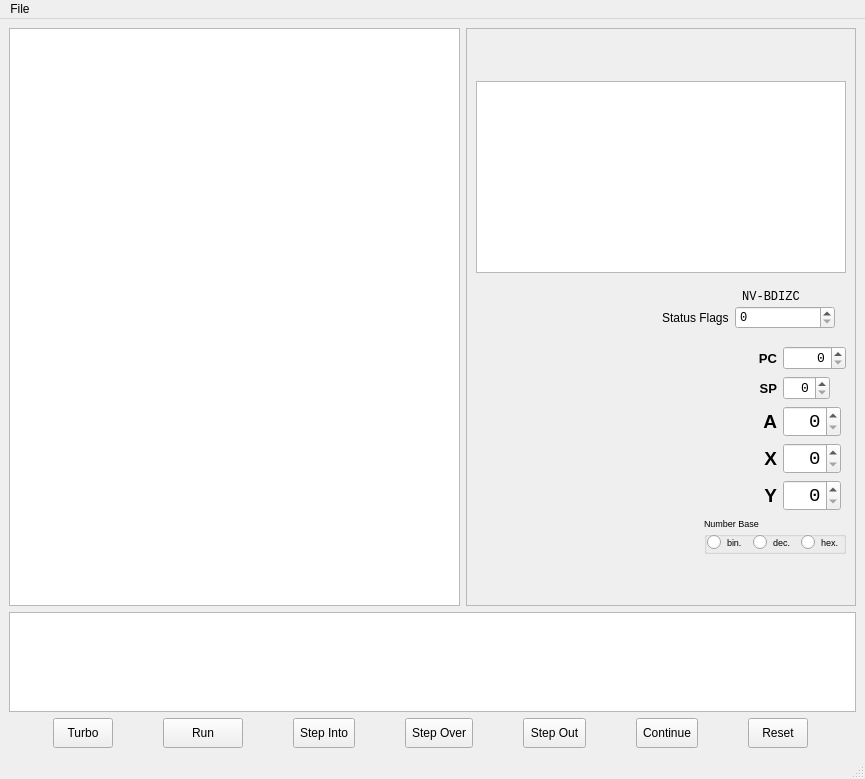
Above: mainwindow.ui from jnbarchan/6502assembler before the change. Below: the same form after it.
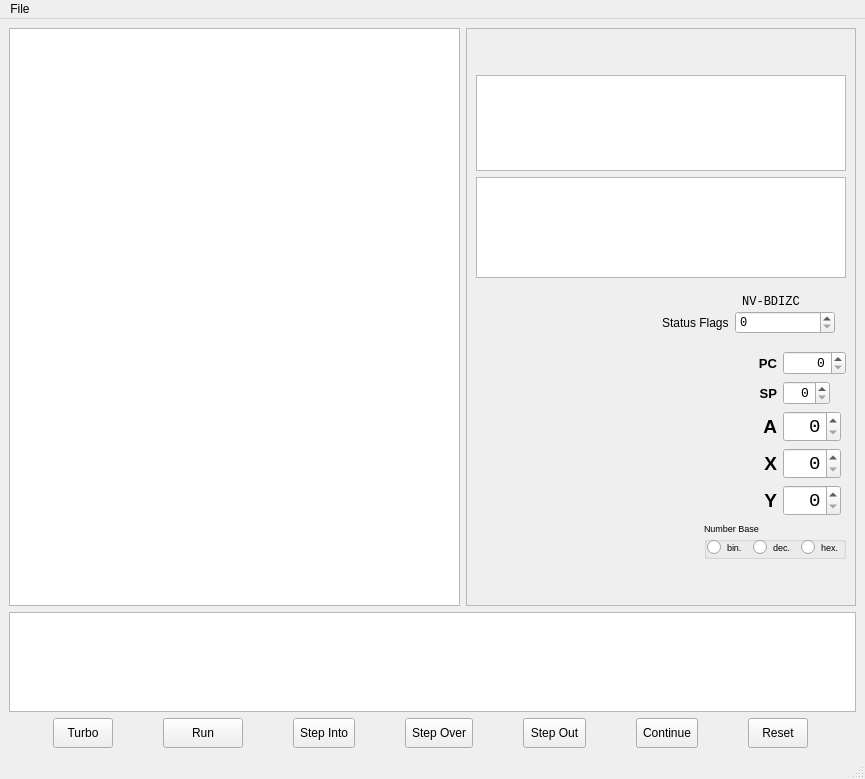
That is the form after the change. Icons and pictures are not drawn. Custom widgets are drawn as their Qt base class.

Commit message: Added WatchView widget.

Patch:
```diff
--- a/mainwindow.ui
+++ b/mainwindow.ui
@@ -42,7 +42,32 @@
          <enum>QFrame::Raised</enum>
         </property>
         <layout class="QGridLayout" name="gridLayout" columnstretch="0,0">
-         <item row="6" column="0">
+         <item row="4" column="1">
+          <widget class="NumberBaseSpinBox" name="spnProgramCounter">
+           <property name="sizePolicy">
+            <sizepolicy hsizetype="Fixed" vsizetype="Fixed">
+             <horstretch>0</horstretch>
+             <verstretch>0</verstretch>
+            </sizepolicy>
+           </property>
+           <property name="font">
+            <font>
+             <family>Monospace</family>
+             <pointsize>10</pointsize>
+            </font>
+           </property>
+           <property name="alignment">
+            <set>Qt::AlignRight|Qt::AlignTrailing|Qt::AlignVCenter</set>
+           </property>
+           <property name="maximum">
+            <number>65535</number>
+           </property>
+           <property name="displayIntegerBase">
+            <number>16</number>
+           </property>
+          </widget>
+         </item>
+         <item row="7" column="0">
           <widget class="QLabel" name="labelX">
            <property name="font">
             <font>
@@ -58,82 +83,7 @@
            </property>
           </widget>
          </item>
-         <item row="7" column="1">
-          <widget class="NumberBaseSpinBox" name="spnYRegister">
-           <property name="sizePolicy">
-            <sizepolicy hsizetype="Fixed" vsizetype="Fixed">
-             <horstretch>0</horstretch>
-             <verstretch>0</verstretch>
-            </sizepolicy>
-           </property>
-           <property name="font">
-            <font>
-             <family>Monospace</family>
-             <pointsize>14</pointsize>
-            </font>
-           </property>
-           <property name="alignment">
-            <set>Qt::AlignRight|Qt::AlignTrailing|Qt::AlignVCenter</set>
-           </property>
-           <property name="maximum">
-            <number>255</number>
-           </property>
-           <property name="displayIntegerBase">
-            <number>16</number>
-           </property>
-          </widget>
-         </item>
-         <item row="4" column="1">
-          <widget class="NumberBaseSpinBox" name="spnStackRegister">
-           <property name="sizePolicy">
-            <sizepolicy hsizetype="Fixed" vsizetype="Fixed">
-             <horstretch>0</horstretch>
-             <verstretch>0</verstretch>
-            </sizepolicy>
-           </property>
-           <property name="font">
-            <font>
-             <family>Monospace</family>
-             <pointsize>10</pointsize>
-            </font>
-           </property>
-           <property name="alignment">
-            <set>Qt::AlignRight|Qt::AlignTrailing|Qt::AlignVCenter</set>
-           </property>
-           <property name="maximum">
-            <number>255</number>
-           </property>
-           <property name="displayIntegerBase">
-            <number>16</number>
-           </property>
-          </widget>
-         </item>
-         <item row="6" column="1">
-          <widget class="NumberBaseSpinBox" name="spnXRegister">
-           <property name="sizePolicy">
-            <sizepolicy hsizetype="Fixed" vsizetype="Fixed">
-             <horstretch>0</horstretch>
-             <verstretch>0</verstretch>
-            </sizepolicy>
-           </property>
-           <property name="font">
-            <font>
-             <family>Monospace</family>
-             <pointsize>14</pointsize>
-            </font>
-           </property>
-           <property name="alignment">
-            <set>Qt::AlignRight|Qt::AlignTrailing|Qt::AlignVCenter</set>
-           </property>
-           <property name="maximum">
-            <number>255</number>
-           </property>
-           <property name="displayIntegerBase">
-            <number>16</number>
-           </property>
-          </widget>
-         </item>
-         <item row="4" column="0">
+         <item row="5" column="0">
           <widget class="QLabel" name="labelSP">
            <property name="font">
             <font>
@@ -149,33 +99,116 @@
            </property>
           </widget>
          </item>
-         <item row="9" column="0">
-          <spacer name="verticalSpacerBottom">
-           <property name="orientation">
-            <enum>Qt::Vertical</enum>
+         <item row="7" column="1">
+          <widget class="NumberBaseSpinBox" name="spnXRegister">
+           <property name="sizePolicy">
+            <sizepolicy hsizetype="Fixed" vsizetype="Fixed">
+             <horstretch>0</horstretch>
+             <verstretch>0</verstretch>
+            </sizepolicy>
            </property>
-           <property name="sizeHint" stdset="0">
-            <size>
-             <width>20</width>
-             <height>40</height>
-            </size>
-           </property>
-          </spacer>
-         </item>
-         <item row="5" column="0">
-          <widget class="QLabel" name="labelA">
            <property name="font">
             <font>
+             <family>Monospace</family>
              <pointsize>14</pointsize>
-             <bold>true</bold>
             </font>
            </property>
-           <property name="text">
-            <string>A</string>
-           </property>
            <property name="alignment">
             <set>Qt::AlignRight|Qt::AlignTrailing|Qt::AlignVCenter</set>
            </property>
+           <property name="maximum">
+            <number>255</number>
+           </property>
+           <property name="displayIntegerBase">
+            <number>16</number>
+           </property>
+          </widget>
+         </item>
+         <item row="3" column="0" colspan="2">
+          <widget class="QWidget" name="statusFlagsArea" native="true">
+           <layout class="QHBoxLayout" name="horizontalLayout_5">
+            <item>
+             <spacer name="horizontalSpacer_2">
+              <property name="orientation">
+               <enum>Qt::Horizontal</enum>
+              </property>
+              <property name="sizeHint" stdset="0">
+               <size>
+                <width>40</width>
+                <height>20</height>
+               </size>
+              </property>
+             </spacer>
+            </item>
+            <item>
+             <widget class="QWidget" name="widget" native="true">
+              <layout class="QGridLayout" name="gridLayout_2">
+               <property name="leftMargin">
+                <number>2</number>
+               </property>
+               <property name="topMargin">
+                <number>2</number>
+               </property>
+               <property name="rightMargin">
+                <number>2</number>
+               </property>
+               <property name="bottomMargin">
+                <number>2</number>
+               </property>
+               <property name="verticalSpacing">
+                <number>2</number>
+               </property>
+               <item row="1" column="1">
+                <widget class="NumberBaseSpinBox" name="spnStatusFlags">
+                 <property name="minimumSize">
+                  <size>
+                   <width>100</width>
+                   <height>0</height>
+                  </size>
+                 </property>
+                 <property name="font">
+                  <font>
+                   <family>Monospace</family>
+                   <pointsize>9</pointsize>
+                  </font>
+                 </property>
+                 <property name="maximum">
+                  <number>255</number>
+                 </property>
+                 <property name="displayIntegerBase">
+                  <number>2</number>
+                 </property>
+                </widget>
+               </item>
+               <item row="1" column="0">
+                <widget class="QLabel" name="label_4">
+                 <property name="font">
+                  <font>
+                   <pointsize>9</pointsize>
+                  </font>
+                 </property>
+                 <property name="text">
+                  <string>Status Flags</string>
+                 </property>
+                </widget>
+               </item>
+               <item row="0" column="1">
+                <widget class="QLabel" name="label">
+                 <property name="font">
+                  <font>
+                   <family>Monospace</family>
+                   <pointsize>9</pointsize>
+                  </font>
+                 </property>
+                 <property name="text">
+                  <string> NV-BDIZC</string>
+                 </property>
+                </widget>
+               </item>
+              </layout>
+             </widget>
+            </item>
+           </layout>
           </widget>
          </item>
          <item row="1" column="0" colspan="2">
@@ -192,6 +225,12 @@
              <height>0</height>
             </size>
            </property>
+           <property name="maximumSize">
+            <size>
+             <width>16777215</width>
+             <height>100</height>
+            </size>
+           </property>
            <property name="font">
             <font>
              <family>Monospace</family>
@@ -206,8 +245,24 @@
            </attribute>
           </widget>
          </item>
+         <item row="4" column="0">
+          <widget class="QLabel" name="labelPC">
+           <property name="font">
+            <font>
+             <pointsize>10</pointsize>
+             <bold>true</bold>
+            </font>
+           </property>
+           <property name="text">
+            <string>PC</string>
+           </property>
+           <property name="alignment">
+            <set>Qt::AlignRight|Qt::AlignTrailing|Qt::AlignVCenter</set>
+           </property>
+          </widget>
+         </item>
          <item row="5" column="1">
-          <widget class="NumberBaseSpinBox" name="spnAccumulator">
+          <widget class="NumberBaseSpinBox" name="spnStackRegister">
            <property name="sizePolicy">
             <sizepolicy hsizetype="Fixed" vsizetype="Fixed">
              <horstretch>0</horstretch>
@@ -217,7 +272,7 @@
            <property name="font">
             <font>
              <family>Monospace</family>
-             <pointsize>14</pointsize>
+             <pointsize>10</pointsize>
             </font>
            </property>
            <property name="alignment">
@@ -231,7 +286,52 @@
            </property>
           </widget>
          </item>
-         <item row="8" column="0" colspan="2">
+         <item row="8" column="0">
+          <widget class="QLabel" name="labelY">
+           <property name="font">
+            <font>
+             <pointsize>14</pointsize>
+             <bold>true</bold>
+            </font>
+           </property>
+           <property name="text">
+            <string>Y</string>
+           </property>
+           <property name="alignment">
+            <set>Qt::AlignRight|Qt::AlignTrailing|Qt::AlignVCenter</set>
+           </property>
+          </widget>
+         </item>
+         <item row="6" column="0">
+          <widget class="QLabel" name="labelA">
+           <property name="font">
+            <font>
+             <pointsize>14</pointsize>
+             <bold>true</bold>
+            </font>
+           </property>
+           <property name="text">
+            <string>A</string>
+           </property>
+           <property name="alignment">
+            <set>Qt::AlignRight|Qt::AlignTrailing|Qt::AlignVCenter</set>
+           </property>
+          </widget>
+         </item>
+         <item row="0" column="0">
+          <spacer name="verticalSpacerTop">
+           <property name="orientation">
+            <enum>Qt::Vertical</enum>
+           </property>
+           <property name="sizeHint" stdset="0">
+            <size>
+             <width>20</width>
+             <height>40</height>
+            </size>
+           </property>
+          </spacer>
+         </item>
+         <item row="9" column="0" colspan="2">
           <widget class="QWidget" name="numberBaseArea" native="true">
            <layout class="QHBoxLayout" name="horizontalLayout_4">
             <property name="leftMargin">
@@ -342,8 +442,58 @@
            </layout>
           </widget>
          </item>
-         <item row="0" column="0">
-          <spacer name="verticalSpacerTop">
+         <item row="6" column="1">
+          <widget class="NumberBaseSpinBox" name="spnAccumulator">
+           <property name="sizePolicy">
+            <sizepolicy hsizetype="Fixed" vsizetype="Fixed">
+             <horstretch>0</horstretch>
+             <verstretch>0</verstretch>
+            </sizepolicy>
+           </property>
+           <property name="font">
+            <font>
+             <family>Monospace</family>
+             <pointsize>14</pointsize>
+            </font>
+           </property>
+           <property name="alignment">
+            <set>Qt::AlignRight|Qt::AlignTrailing|Qt::AlignVCenter</set>
+           </property>
+           <property name="maximum">
+            <number>255</number>
+           </property>
+           <property name="displayIntegerBase">
+            <number>16</number>
+           </property>
+          </widget>
+         </item>
+         <item row="8" column="1">
+          <widget class="NumberBaseSpinBox" name="spnYRegister">
+           <property name="sizePolicy">
+            <sizepolicy hsizetype="Fixed" vsizetype="Fixed">
+             <horstretch>0</horstretch>
+             <verstretch>0</verstretch>
+            </sizepolicy>
+           </property>
+           <property name="font">
+            <font>
+             <family>Monospace</family>
+             <pointsize>14</pointsize>
+            </font>
+           </property>
+           <property name="alignment">
+            <set>Qt::AlignRight|Qt::AlignTrailing|Qt::AlignVCenter</set>
+           </property>
+           <property name="maximum">
+            <number>255</number>
+           </property>
+           <property name="displayIntegerBase">
+            <number>16</number>
+           </property>
+          </widget>
+         </item>
+         <item row="10" column="0">
+          <spacer name="verticalSpacerBottom">
            <property name="orientation">
             <enum>Qt::Vertical</enum>
            </property>
@@ -356,147 +506,37 @@
           </spacer>
          </item>
          <item row="2" column="0" colspan="2">
-          <widget class="QWidget" name="statusFlagsArea" native="true">
-           <layout class="QHBoxLayout" name="horizontalLayout_5">
-            <item>
-             <spacer name="horizontalSpacer_2">
-              <property name="orientation">
-               <enum>Qt::Horizontal</enum>
-              </property>
-              <property name="sizeHint" stdset="0">
-               <size>
-                <width>40</width>
-                <height>20</height>
-               </size>
-              </property>
-             </spacer>
-            </item>
-            <item>
-             <widget class="QWidget" name="widget" native="true">
-              <layout class="QGridLayout" name="gridLayout_2">
-               <property name="leftMargin">
-                <number>2</number>
-               </property>
-               <property name="topMargin">
-                <number>2</number>
-               </property>
-               <property name="rightMargin">
-                <number>2</number>
-               </property>
-               <property name="bottomMargin">
-                <number>2</number>
-               </property>
-               <property name="verticalSpacing">
-                <number>2</number>
-               </property>
-               <item row="1" column="1">
-                <widget class="NumberBaseSpinBox" name="spnStatusFlags">
-                 <property name="minimumSize">
-                  <size>
-                   <width>100</width>
-                   <height>0</height>
-                  </size>
-                 </property>
-                 <property name="font">
-                  <font>
-                   <family>Monospace</family>
-                   <pointsize>9</pointsize>
-                  </font>
-                 </property>
-                 <property name="maximum">
-                  <number>255</number>
-                 </property>
-                 <property name="displayIntegerBase">
-                  <number>2</number>
-                 </property>
-                </widget>
-               </item>
-               <item row="1" column="0">
-                <widget class="QLabel" name="label_4">
-                 <property name="font">
-                  <font>
-                   <pointsize>9</pointsize>
-                  </font>
-                 </property>
-                 <property name="text">
-                  <string>Status Flags</string>
-                 </property>
-                </widget>
-               </item>
-               <item row="0" column="1">
-                <widget class="QLabel" name="label">
-                 <property name="font">
-                  <font>
-                   <family>Monospace</family>
-                   <pointsize>9</pointsize>
-                  </font>
-                 </property>
-                 <property name="text">
-                  <string> NV-BDIZC</string>
-                 </property>
-                </widget>
-               </item>
-              </layout>
-             </widget>
-            </item>
-           </layout>
-          </widget>
-         </item>
-         <item row="7" column="0">
-          <widget class="QLabel" name="labelY">
-           <property name="font">
-            <font>
-             <pointsize>14</pointsize>
-             <bold>true</bold>
-            </font>
-           </property>
-           <property name="text">
-            <string>Y</string>
-           </property>
-           <property name="alignment">
-            <set>Qt::AlignRight|Qt::AlignTrailing|Qt::AlignVCenter</set>
-           </property>
-          </widget>
-         </item>
-         <item row="3" column="0">
-          <widget class="QLabel" name="labelPC">
-           <property name="font">
-            <font>
-             <pointsize>10</pointsize>
-             <bold>true</bold>
-            </font>
-           </property>
-           <property name="text">
-            <string>PC</string>
-           </property>
-           <property name="alignment">
-            <set>Qt::AlignRight|Qt::AlignTrailing|Qt::AlignVCenter</set>
-           </property>
-          </widget>
-         </item>
-         <item row="3" column="1">
-          <widget class="NumberBaseSpinBox" name="spnProgramCounter">
+          <widget class="WatchView" name="tvWatch">
            <property name="sizePolicy">
-            <sizepolicy hsizetype="Fixed" vsizetype="Fixed">
+            <sizepolicy hsizetype="Fixed" vsizetype="Expanding">
              <horstretch>0</horstretch>
              <verstretch>0</verstretch>
             </sizepolicy>
            </property>
+           <property name="minimumSize">
+            <size>
+             <width>370</width>
+             <height>0</height>
+            </size>
+           </property>
+           <property name="maximumSize">
+            <size>
+             <width>16777215</width>
+             <height>104</height>
+            </size>
+           </property>
            <property name="font">
             <font>
              <family>Monospace</family>
-             <pointsize>10</pointsize>
+             <pointsize>8</pointsize>
             </font>
            </property>
-           <property name="alignment">
-            <set>Qt::AlignRight|Qt::AlignTrailing|Qt::AlignVCenter</set>
-           </property>
-           <property name="maximum">
-            <number>65535</number>
-           </property>
-           <property name="displayIntegerBase">
-            <number>16</number>
-           </property>
+           <attribute name="verticalHeaderVisible">
+            <bool>false</bool>
+           </attribute>
+           <attribute name="verticalHeaderDefaultSectionSize">
+            <number>20</number>
+           </attribute>
           </widget>
          </item>
         </layout>
@@ -784,6 +824,11 @@
    <extends>QTableView</extends>
    <header>memoryview.h</header>
   </customwidget>
+  <customwidget>
+   <class>WatchView</class>
+   <extends>QTableView</extends>
+   <header>watchview.h</header>
+  </customwidget>
  </customwidgets>
  <resources/>
  <connections/>
```
The commit also changes 12 other files.
